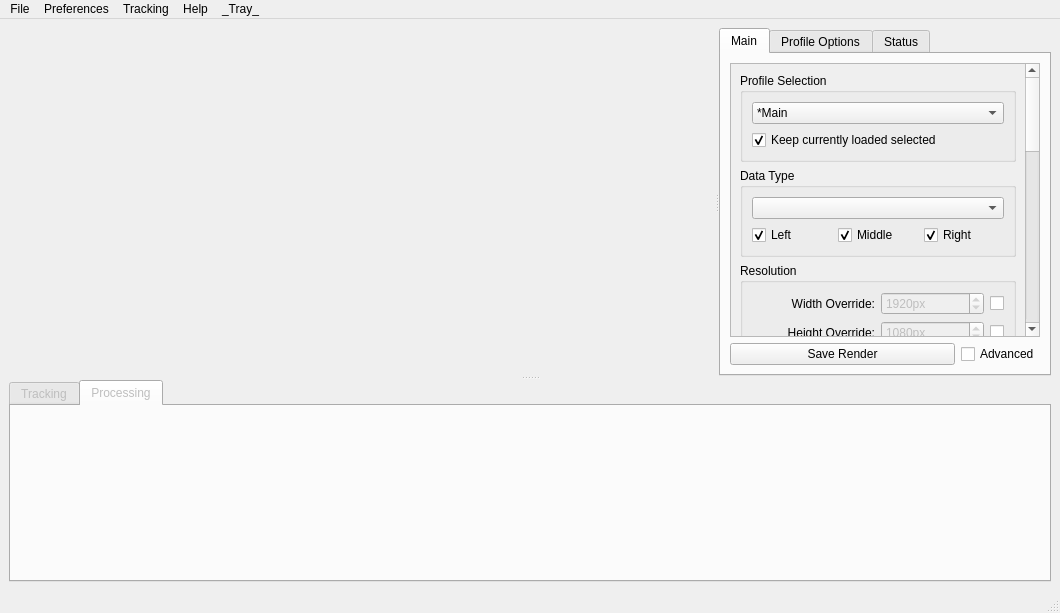
The window that mousetracks2/gui/ui/layout.ui (huntfx/MouseTracks) describes before a commit, drawn with Qt 5.
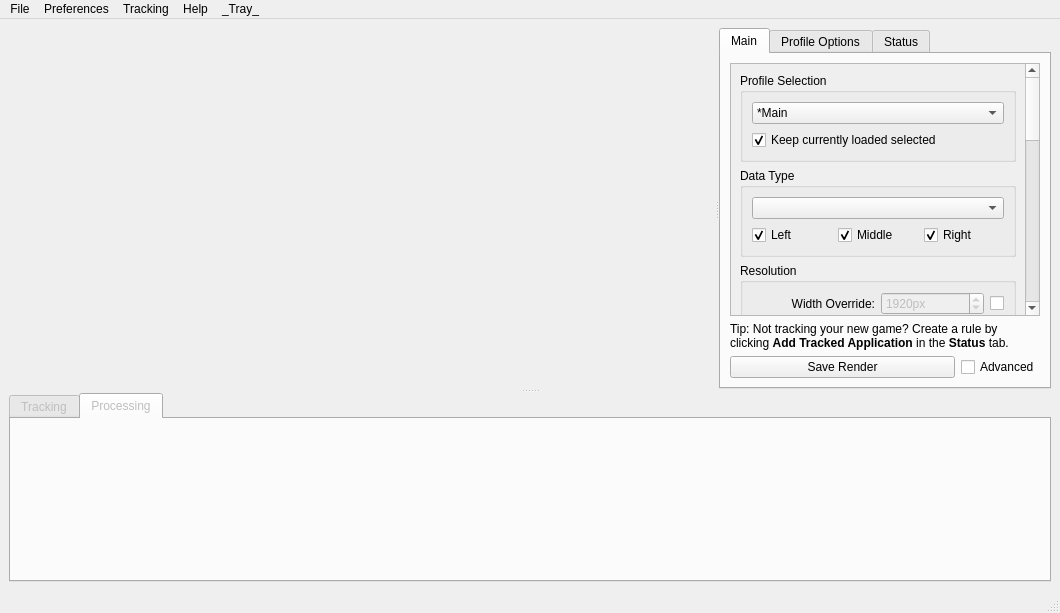
The same window after the commit. Custom widgets are drawn as their Qt base class.

Commit message: Basic widget to add tracked apps

```diff
--- a/mousetracks2/gui/ui/layout.ui
+++ b/mousetracks2/gui/ui/layout.ui
@@ -890,6 +890,16 @@
             </widget>
            </widget>
           </item>
+          <item>
+           <widget class="QLabel" name="label_28">
+            <property name="text">
+             <string>Tip: Not tracking your new game? Create a rule by clicking &lt;strong&gt;Add Tracked Application&lt;/strong&gt; in the &lt;strong&gt;Status&lt;/strong&gt; tab.</string>
+            </property>
+            <property name="wordWrap">
+             <bool>true</bool>
+            </property>
+           </widget>
+          </item>
           <item>
            <layout class="QHBoxLayout" name="horizontalLayout_9">
             <item>
```
Left out of the diff: 48 changed lines with no effect on the pictures. Lines whose indentation alone changed are shown as unchanged. The commit also changes 5 other files.
